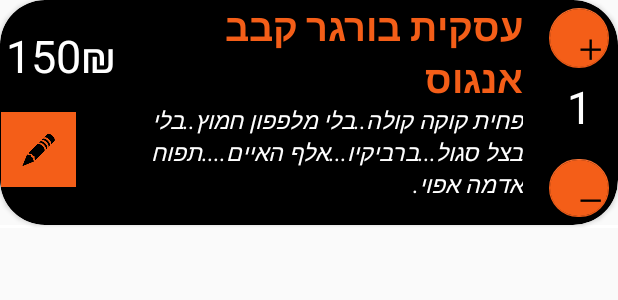
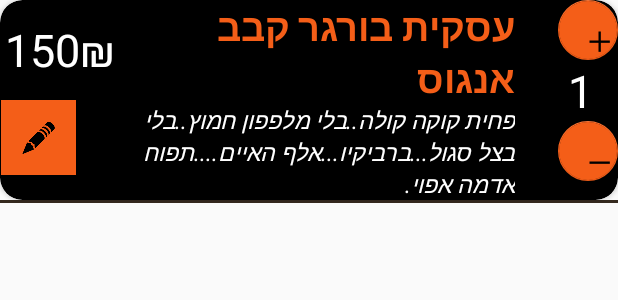
Before and after one commit to MohamedShker/ChickenGrill-master, an Android app: the layout meal_order.xml on its own in the app's theme, with its tools: preview values and no code run, on a phone screen of 412 x 824 dp. Shown: the top 300 px of the screen. Run offline under Robolectric (Android 15) with nearby library versions, the phone set to English and light mode, and no system bars.

Commit message:
slight bug fixes in xml file.

```diff
--- a/app/src/main/res/layout/activity_shopping_cart.xml
+++ b/app/src/main/res/layout/activity_shopping_cart.xml
@@ -6,6 +6,7 @@
     android:layout_width="match_parent"
     android:layout_height="match_parent"
     android:fitsSystemWindows="true"
+    android:background="@color/orangeyBrown"
     tools:context="tm.shker.mohamed.chickengrill.Activities.ShoppingCartActivity">
 
     <android.support.design.widget.AppBarLayout
--- a/app/src/main/res/layout/meal_order.xml
+++ b/app/src/main/res/layout/meal_order.xml
@@ -9,9 +9,9 @@
 
     <android.support.v7.widget.CardView
         android:id="@+id/cvMealOrder"
-        card_view:cardCornerRadius="30dp"
+        card_view:cardCornerRadius="15dp"
         android:layout_width="match_parent"
-        android:layout_height="150dp"
+        android:layout_height="wrap_content"
         card_view:cardBackgroundColor="@color/black">
 
         <LinearLayout
@@ -51,6 +51,7 @@
                         android:layout_weight="2"
                         android:textSize="15dp"
                         android:textStyle="italic"
+                        android:maxLength="170"
                         android:id="@+id/tvMealOrderIngredients"
                         android:textColor="@color/white"
                         android:text="פחית קוקה קולה..בלי מלפפון חמוץ..בלי בצל סגול...ברביקיו...אלף האיים....תפוח אדמה אפוי."/>
@@ -101,7 +102,8 @@
                 android:id="@+id/rlNumOfDuplicationsWrapper"
                 android:layout_width="0dp"
                 android:layout_height="match_parent"
-                android:layout_weight=".9"
+                android:layout_weight="1"
+                android:layout_gravity="center_horizontal"
                 android:layoutDirection="rtl">
 
                 <android.support.design.widget.FloatingActionButton
@@ -109,16 +111,14 @@
                     android:layout_width="40dp"
                     android:layout_height="40dp"
                     android:src="@drawable/ic_action_add"
-                    android:scaleType="centerCrop"
-                    android:layout_alignParentTop="true"
+                    android:scaleType="center"
                     android:layout_alignParentRight="true"
-                    android:layout_margin="5dp"
                     card_view:srcCompat="@drawable/ic_action_add" />
 
                 <TextView
                     android:id="@+id/tvNumOfDuplications"
                     android:layout_width="50dp"
-                    android:layout_height="50dp"
+                    android:layout_height="wrap_content"
                     android:text="1"
                     android:textAlignment="center"
                     android:textSize="30dp"
@@ -133,10 +133,9 @@
                     android:layout_width="40dp"
                     android:layout_height="40dp"
                     android:src="@drawable/ic_action_minus"
-                    android:scaleType="centerCrop"
+                    android:scaleType="center"
                     android:layout_below="@+id/tvNumOfDuplications"
                     android:layout_alignParentRight="true"
-                    android:layout_margin="5dp"
                     card_view:srcCompat="@drawable/ic_action_minus" />
 
             </RelativeLayout>
@@ -146,7 +145,7 @@
     <RelativeLayout
         android:layout_width="match_parent"
         android:layout_height="2dp"
-        android:background="@color/white">
+        android:background="@color/orangeyBrown">
 
     </RelativeLayout>
 </LinearLayout>
```
Also changed, not shown: 1 other file.
